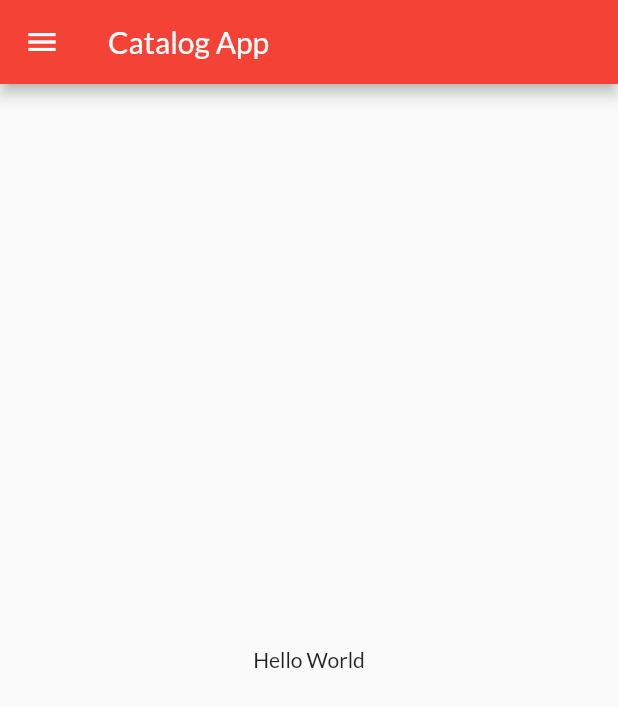
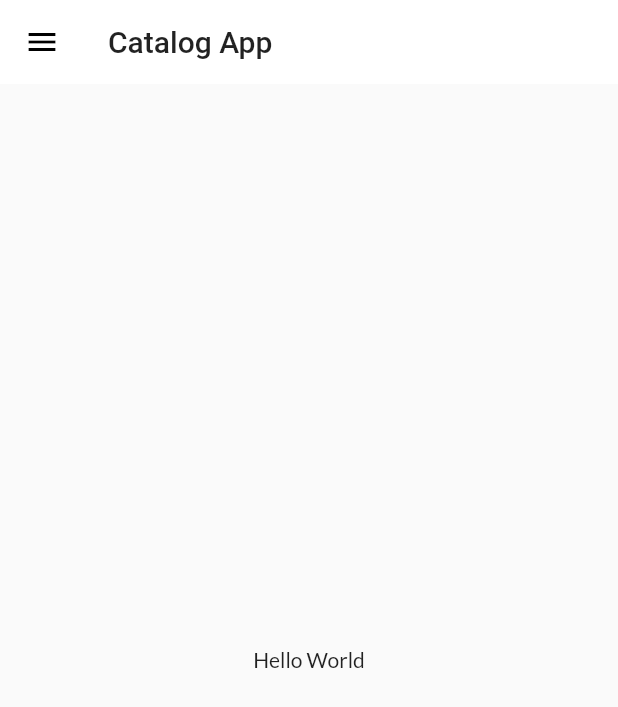
Before and after one commit to nischal-jadhav123/30DaysOfFlutter, a Flutter app: the screen it shows after launch, on a phone screen of 412 x 824 dp. Shown: the top 707 px of the screen. Run offline on Flutter 3.47's test engine with Material 2 defaults, Android fonts, the phone set to English and light mode, and no system bars; our stand-ins replace google_fonts; missing offline and left inert: dart:ffi.

Commit message:
day 10 completed

```diff
--- a/lib/main.dart
+++ b/lib/main.dart
@@ -1,7 +1,10 @@
+// ignore_for_file: prefer_const_constructors
+
 import 'package:flutter/material.dart';
 import 'package:flutter_catalog/pages/home_page.dart';
 import 'package:flutter_catalog/pages/login_page.dart';
 import 'package:flutter_catalog/utils/routes.dart';
+import 'package:flutter_catalog/widgets/thems.dart';
 import 'package:google_fonts/google_fonts.dart';
 
 void main() {
@@ -16,9 +19,8 @@ class MyApp extends StatelessWidget {
     return MaterialApp(
       debugShowCheckedModeBanner: false,
       themeMode: ThemeMode.light,
-      theme: ThemeData(
-          primarySwatch: Colors.red, fontFamily: GoogleFonts.lato().fontFamily),
-      darkTheme: ThemeData(brightness: Brightness.dark),
+      theme: MyTheme.lightTheme(context),
+      darkTheme: MyTheme.darkTheme(context),
       initialRoute: "/",
       routes: {
         "/": (context) => HomePage(),
--- /dev/null
+++ b/lib/widgets/thems.dart
@@ -0,0 +1,19 @@
+
+import 'package:flutter/material.dart';
+import 'package:google_fonts/google_fonts.dart';
+
+class MyTheme {
+  static ThemeData lightTheme(BuildContext context) => ThemeData(
+      primarySwatch: Colors.red,
+      fontFamily: GoogleFonts.lato().fontFamily,
+      appBarTheme: AppBarTheme(
+        color: Colors.white,
+        elevation: 0.0,
+        iconTheme: IconThemeData(color: Colors.black),
+        toolbarTextStyle: Theme.of(context).textTheme.bodyMedium,
+        titleTextStyle: Theme.of(context).textTheme.titleLarge,
+      ));
+
+  static ThemeData darkTheme(BuildContext context) =>
+      ThemeData(brightness: Brightness.dark);
+}
```
Also changed, not shown: lib/models/catalog.dart (added, +27 -0 lines).
